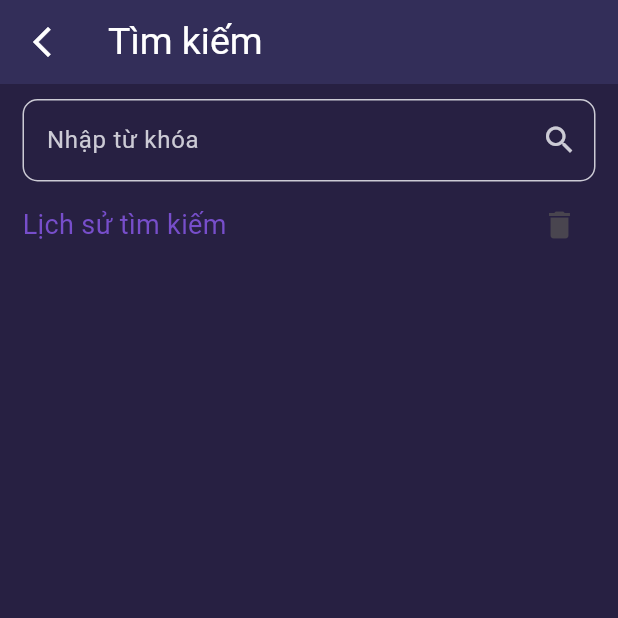
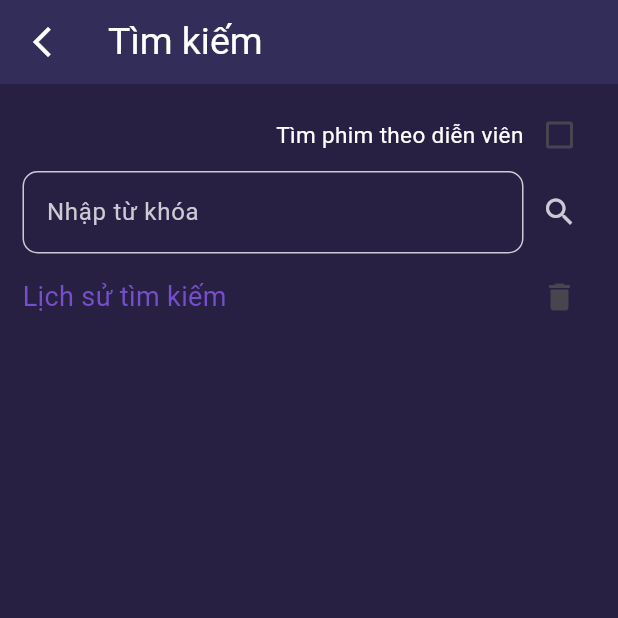
Before and after one commit to PhamVietTuong/Cinema, a Flutter app: the screen it shows after launch, after a tap on the "search" icon, on a phone screen of 412 x 824 dp, the top half of it. Run offline on Flutter 3.47's test engine with Material 3 defaults, Android fonts, the phone set to English and light mode, and no system bars; drawn by our look-alikes of overlay_support; our stand-ins replace curved_labeled_navigation_bar, qr_flutter, shared_preferences, webview_flutter; missing offline and left inert: signalr_netcore, translator; accounts and stored records are empty; network calls fail; project files that could hold a hidden picture were left out.

Commit message:
add filter by actor name for search feature

```diff
--- a/cinema_app/lib/config.dart
+++ b/cinema_app/lib/config.dart
@@ -7,8 +7,8 @@ import 'package:intl/intl.dart';
 import 'package:shared_preferences/shared_preferences.dart';
 import 'package:translator/translator.dart';
 
-var serverUrl = 'http://103.104.122.137:9000';
-//var serverUrl = 'https://10.0.2.2:7209';
+//var serverUrl = 'http://103.104.122.137:9000';
+var serverUrl = 'https://10.0.2.2:7209';
 
 class Styles {
   static const Map<String, Color> backgroundColor = {
@@ -18,10 +18,7 @@ class Styles {
     "light_blue": Color(0xFFDCEEFB),
     "dark_green": Color(0xFF1B5E20),
     "light_green": Color(0xFFE8F5E9),
-    "dark_red": Color(0xFFB71C1C),
-    "light_red": Color(0xFFFFEBEE),
-    "dark_yellow": Color(0xFFB7950B),
-    "light_yellow": Color(0xFFFFF9C4),
+
   };
 
   static const Map<String, Color> backgroundContent = {
@@ -31,10 +28,6 @@ class Styles {
     "light_blue": Color(0xFFC1E1F9),
     "dark_green": Color(0xFF2E7D32),
     "light_green": Color(0xFFC8E6C9),
-    "dark_red": Color(0xFFC62828),
-    "light_red": Color(0xFFFFCDD2),
-    "dark_yellow": Color(0xFF7D5A09),
-    "light_yellow": Color(0xFFFFE082),
   };
 
   static const Map<String, Color> btnColor = {
@@ -44,10 +37,7 @@ class Styles {
     "light_blue": Color(0xFF74C0FC),
     "dark_green": Color(0xFF4CAF50),
     "light_green": Color(0xFFA5D6A7),
-    "dark_red": Color(0xFFD32F2F),
-    "light_red": Color(0xFFEF5350),
-    "dark_yellow": Color(0xFFC79100),
-    "light_yellow": Color(0xFFFFD54F),
+
   };
 
   static const Map<String, Color> boldTextColor = {
@@ -57,10 +47,7 @@ class Styles {
     "light_blue": Color(0xFF003366),
     "dark_green": Color(0xFFFFFFFF),
     "light_green": Color(0xFF1B5E20),
-    "dark_red": Color(0xFFFFFFFF),
-    "light_red": Color(0xFFB71C1C),
-    "dark_yellow": Color(0xFFFFFFFF),
-    "light_yellow": Color(0xFF7D5A09),
+
   };
 
   static const Map<String, Color> textColor = {
@@ -70,10 +57,7 @@ class Styles {
     "light_blue": Color(0xFF1C3D5A),
     "dark_green": Color(0xFFA5D6A7),
     "light_green": Color(0xFF2E7D32),
-    "dark_red": Color(0xFFFFCDD2),
-    "light_red": Color(0xFFB71C1C),
-    "dark_yellow": Color(0xFFB7950B),
-    "light_yellow": Color(0xFF7D5A09),
+
   };
 
   static const Map<String, Color> gradientTop = {
@@ -83,10 +67,7 @@ class Styles {
     "light_blue": Color(0xFF1E90FF),
     "dark_green": Color(0xFF43A047),
     "light_green": Color(0xFF66BB6A),
-    "dark_red": Color(0xFFE53935),
-    "light_red": Color(0xFFEF5350),
-    "dark_yellow": Color(0xFFC79100),
-    "light_yellow": Color(0xFFFFE082),
+
   };
 
   static const Map<String, Color> gradientBot = {
@@ -96,10 +77,7 @@ class Styles {
     "light_blue": Color(0xFF4682B4),
     "dark_green": Color(0xFF388E3C),
     "light_green": Color(0xFF81C784),
-    "dark_red": Color(0xFFD32F2F),
-    "light_red": Color(0xFFE57373),
-    "dark_yellow": Color(0xFF7D5A09),
-    "light_yellow": Color(0xFFFFD54F),
+
   };
 
   static const Map<String, Color> titleColor = {
@@ -109,10 +87,7 @@ class Styles {
     "light_blue": Color(0xFF1C86EE),
     "dark_green": Color(0xFF2E7D32),
     "light_green": Color(0xFF388E3C),
-    "dark_red": Color(0xFFC62828),
-    "light_red": Color(0xFFE53935),
-    "dark_yellow": Color(0xFF7D5A09),
-    "light_yellow": Color(0xFF7D5A09),
+
   };
 
   static const Map<String, Color> textSelectionColor = {
@@ -122,10 +97,6 @@ class Styles {
     "light_blue": Color(0xffB0E0E6),
     "dark_green": Color(0xffC8E6C9),
     "light_green": Color(0xffC8E6C9),
-    "dark_red": Color(0xFFFFCDD2),
-    "light_red": Color(0xFFFFCDD2),
-    "dark_yellow": Color(0xFFFFF59D),
-    "light_yellow": Color(0xFFFFF9C4),
   };
 
   static const Map<String, Color> textBoldSelectionColor = {
@@ -135,10 +106,6 @@ class Styles {
     "light_blue": Color(0xFFFFFFFF),
     "dark_green": Color(0xFF000000),
     "light_green": Color(0xFFFFFFFF),
-    "dark_red": Color(0xFF000000),
-    "light_red": Color(0xFFFFFFFF),
-    "dark_yellow": Color(0xFF000000),
-    "light_yellow": Color(0xFF000000),
   };
 
   static const titleFontSize = 18.0;
@@ -276,11 +243,13 @@ class Config {
     userInfo = null;
   }
 
- static Future<void> saveInvoice(List<Invoice> invoices) async {
-    List<Map<String, dynamic>> jsonList = invoices.map((invoice) => invoice.toJson()).toList();
+  static Future<void> saveInvoice(List<Invoice> invoices) async {
+    List<Map<String, dynamic>> jsonList =
+        invoices.map((invoice) => invoice.toJson()).toList();
     String jsonString = json.encode(jsonList);
     await _prefs.setString(Constants.invoicekey, jsonString);
   }
+
   static Future<List<Invoice>> getStoredInvoices() async {
     final String? jsonString = _prefs.getString(Constants.invoicekey);
 
@@ -324,10 +293,6 @@ class Constants {
   static const String lightBlueTheme = "light_blue";
   static const String darkGreenTheme = "dark_green";
   static const String lightGreenTheme = "light_green";
-  static const String darkRedTheme = "dark_red";
-  static const String lightRedTheme = "light_red";
-  static const String darkYellowTheme = "dark_yellow";
-  static const String lightYellowTheme = "light_yellow";
 
   static final Map<String, String> themes = {
     darkPurpleTheme: "Chủ đề tối - Tím",
@@ -336,10 +301,6 @@ class Constants {
     lightBlueTheme: "Chủ đề sáng - Xanh lam",
     darkGreenTheme: "Chủ đề tối - Xanh lá cây",
     lightGreenTheme: "Chủ đề sáng - Xanh lá cây",
-    darkRedTheme: "Chủ đề tối - Đỏ",
-    lightRedTheme: "Chủ đề sáng - Đỏ",
-    darkYellowTheme: "Chủ đề tối - Vàng",
-    lightYellowTheme: "Chủ đề sáng - Vàng",
   };
 
   static final Map<String, String> languages = {
--- /dev/null
+++ b/cinema_app/lib/data/models/search_key.dart
@@ -0,0 +1,13 @@
+class SearchKey {
+  String searchkey;
+  bool isActor;
+
+  SearchKey({this.searchkey = "", this.isActor = false});
+
+  Map<String, dynamic> toJson() {
+    return {
+      'searchKey': searchkey,
+      'isActor': isActor,
+    };
+  }
+}
--- a/cinema_app/lib/data/models/theater.dart
+++ b/cinema_app/lib/data/models/theater.dart
@@ -11,6 +11,8 @@ class Theater {
   String phone;
   String img;
   bool status;
+  int countRoom;
+  int countSeat;
 
   List<FoodAndDrink> combos = List.filled(0, FoodAndDrink(), growable: true);
 
@@ -20,6 +22,8 @@ class Theater {
       this.address = "",
       this.phone = "",
       this.img = "",
+      this.countRoom = 0,
+      this.countSeat = 0,
       this.status = false});
 
   Theater.fromJson(Map<String, dynamic> json)
@@ -28,6 +32,8 @@ class Theater {
         name = json['name'] ?? "",
         img = json['image'] ?? "",
         phone = json['phone'] ?? "",
+        countRoom = json['countRoom'] ?? 0,
+        countSeat = json['countSeat'] ?? 0,
         status = json['status'] ?? false;
 }
 
@@ -47,6 +53,7 @@ class TheaterRepositoryIml implements TheaterRepository {
     if (response.statusCode == 204) return [];
     if (response.statusCode == 200) {
       final List<dynamic> theaterJsonList = jsonDecode(response.body);
+      print(jsonDecode(response.body).toString());
       return theaterJsonList.map((json) => Theater.fromJson(json)).toList();
     } else {
       throw Exception('Failed to fetch theaters');
--- a/cinema_app/lib/views/search_movie.dart
+++ b/cinema_app/lib/views/search_movie.dart
@@ -21,7 +21,7 @@ class _SearchScreenState extends State<SearchScreen>
   MoviePresenter? _presenter;
   Map<String, dynamic>? _searchResults;
   List<String> _searchHistory = [];
-
+  bool isSearchByActor = false;
   @override
   void initState() {
     super.initState();
@@ -32,7 +32,7 @@ class _SearchScreenState extends State<SearchScreen>
   void _search() {
     String name = _controller.text.trim();
     if (name.isNotEmpty) {
-      _presenter?.searchByName(name);
+      _presenter?.searchByName(name, isActor: isSearchByActor);
     } else {
       setState(() {
         _searchResults = null;
@@ -69,6 +69,7 @@ class _SearchScreenState extends State<SearchScreen>
   void onSearchComplete(Map<String, dynamic> results) {
     setState(() {
       _searchResults = results;
+      print(_searchResults);
     });
   }
 
@@ -97,8 +98,7 @@ class _SearchScreenState extends State<SearchScreen>
               fontSize: Styles.appbarFontSize,
               color: Styles.boldTextColor[Config.themeMode],
             ),
-        ),
-      ),
+          )),
       backgroundColor: Styles.backgroundColor[Config.themeMode],
       body: SingleChildScrollView(
         child: Container(
@@ -107,16 +107,38 @@ class _SearchScreenState extends State<SearchScreen>
           child: Column(
             crossAxisAlignment: CrossAxisAlignment.start,
             children: [
-              TextField(
+               Row(
+                mainAxisAlignment: MainAxisAlignment.end,
+                children: [
+                Text(
+                  "Tìm phim theo diễn viên",
+                  style: TextStyle(
+                    fontSize: Styles.textSize,
+                    color: Styles.boldTextColor[Config.themeMode],
+                  ),
+                ),
+                Checkbox(
+                    value: isSearchByActor,
+                    onChanged: (newValue) {
+                      setState(() {
+                        isSearchByActor = newValue!;
+                      });
+                    })
+              ]),
+              Row(
+                children: [
+                  Expanded(
+                    child: TextField(
                       controller: _controller,
                       onTapOutside: (event) {
                         FocusScope.of(context).unfocus();
                         if (_controller.text.isNotEmpty) {
                           _saveSearchQuery(_controller.text);
+                          _search();
                         }
                       },
                       // onChanged: (value) {
-                //   _search();
+                      //
                       // },
                       style: TextStyle(
                         color: _controller.text.isNotEmpty
@@ -126,8 +148,8 @@ class _SearchScreenState extends State<SearchScreen>
                       ),
                       decoration: InputDecoration(
                         labelText: 'Nhập từ khóa',
-                  labelStyle:
-                      TextStyle(color: Styles.textColor[Config.themeMode]),
+                        labelStyle: TextStyle(
+                            color: Styles.textColor[Config.themeMode]),
                         suffixIcon: _controller.text.isNotEmpty
                             ? IconButton(
                                 icon: Icon(
@@ -141,7 +163,23 @@ class _SearchScreenState extends State<SearchScreen>
                                   });
                                 },
                               )
-                      : IconButton(
+                            : const SizedBox(),
+                        enabledBorder: OutlineInputBorder(
+                          borderSide: BorderSide(
+                              color: Styles.textColor[Config.themeMode]!),
+                          borderRadius:
+                              BorderRadius.circular(10.0), // Độ bo tròn các góc
+                        ),
+                        focusedBorder: OutlineInputBorder(
+                          borderSide: BorderSide(
+                              color: Styles.textColor[Config.themeMode]!),
+                          borderRadius:
+                              BorderRadius.circular(10.0), // Độ bo tròn các góc
+                        ),
+                      ),
+                    ),
+                  ),
+                  IconButton(
                     icon: Icon(
                       Icons.search,
                       color: Styles.textColor[Config.themeMode],
@@ -152,19 +190,7 @@ class _SearchScreenState extends State<SearchScreen>
                       });
                     },
                   ),
-                  enabledBorder: OutlineInputBorder(
-                    borderSide:
-                        BorderSide(color: Styles.textColor[Config.themeMode]!),
-                    borderRadius:
-                        BorderRadius.circular(10.0), // Độ bo tròn các góc
-                  ),
-                  focusedBorder: OutlineInputBorder(
-                    borderSide:
-                        BorderSide(color: Styles.textColor[Config.themeMode]!),
-                    borderRadius:
-                        BorderRadius.circular(10.0), // Độ bo tròn các góc
-                  ),
-                ),
+                ],
               ),
               const SizedBox(height: 5), // Khoảng cách giữa các phần tử
               Column(
```
Also changed, not shown: cinema_app/lib/data/models/movie.dart (+9 -11 lines), cinema_app/lib/presenters/movie_presenter.dart (+6 -3 lines), cinema_app/lib/views/1_threater_selection/theater_item.dart (+28 -2 lines), 2 other files. Lines whose indentation alone changed are shown as unchanged.
